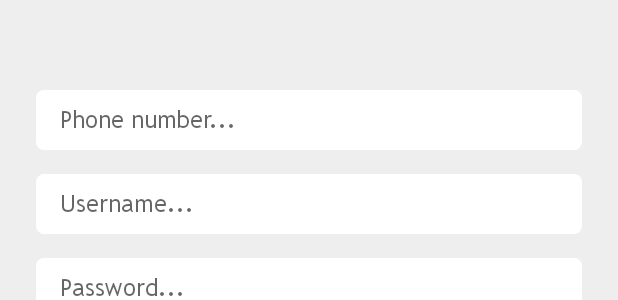
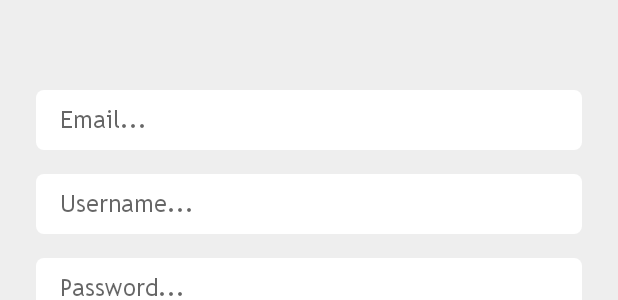
Before and after one commit to thanh-ha-van/pikerFree, an Android app: the layout activity_sign_up.xml on its own in the app's theme, with its tools: preview values and no code run, on a phone screen of 412 x 824 dp. Shown: the part 292-592 px from the top of the screen. Run offline under Robolectric (Android 15) with nearby library versions, the phone set to English and light mode, and no system bars.

Commit message:
add auth, login, registation with email on firebase.

```diff
--- a/app/build.gradle
+++ b/app/build.gradle
@@ -1,5 +1,5 @@
 apply plugin: 'com.android.application'
-
+apply plugin: 'com.google.gms.google-services'
 android {
     compileSdkVersion 25
     buildToolsVersion "26.0.1"
@@ -34,11 +34,13 @@ dependencies {
         exclude group: 'com.android.support', module: 'support-annotations'
     })
 
+    compile 'com.google.android.gms:play-services-gcm:9.0.0'
+    compile 'com.google.firebase:firebase-auth:9.0.0'
+    compile 'com.google.firebase:firebase-messaging:9.0.0'
     compile 'com.android.support:appcompat-v7:25.3.1'
     compile 'com.android.support:design:25.3.1'
     compile 'com.android.support.constraint:constraint-layout:1.0.0-alpha7'
     compile 'com.android.support:recyclerview-v7:25.3.1'
-    compile 'com.google.firebase:firebase-messaging:9.0.2'
     compile 'com.squareup.retrofit:retrofit:2.0.0-beta1'
     compile 'com.squareup.retrofit:converter-gson:2.0.0-beta1'
     compile 'com.jakewharton:butterknife:8.5.1'
--- a/app/src/main/AndroidManifest.xml
+++ b/app/src/main/AndroidManifest.xml
@@ -22,13 +22,13 @@
         </activity>
         <activity android:name=".activities.newPostActivity.NewPostActivity" />
         <activity android:name=".activities.login.LoginActivity" >
-        </activity>
-        <activity android:name=".activities.signup.SignUpActivity">
             <intent-filter>
                 <action android:name="android.intent.action.MAIN" />
                 <category android:name="android.intent.category.LAUNCHER" />
             </intent-filter>
         </activity>
+        <activity android:name=".activities.signup.SignUpActivity">
+        </activity>
     </application>
 
 </manifest>
--- a/app/src/main/res/layout/activity_new_post.xml
+++ b/app/src/main/res/layout/activity_new_post.xml
@@ -58,7 +58,7 @@
             android:padding="@dimen/item_padding_small" />
 
         <ha.thanh.pikerfree.customviews.CustomTextView
-            android:id="@+id/btn_sign_up"
+            android:id="@+id/btn_log_up"
             android:layout_width="200dp"
             android:layout_height="40dp"
             android:layout_margin="10dp"
--- a/app/src/main/res/layout/activity_sign_up.xml
+++ b/app/src/main/res/layout/activity_sign_up.xml
@@ -35,31 +35,30 @@
         android:padding="16dp">
 
         <ha.thanh.pikerfree.customviews.CustomEditText
-            android:id="@+id/tv_phone"
+            android:id="@+id/et_email"
             android:layout_width="match_parent"
             android:layout_height="40dp"
             android:layout_margin="8dp"
             android:background="@drawable/plate"
-            android:hint="@string/input_phone"
-            android:inputType="phone"
+            android:hint="@string/input_email"
+            android:inputType="textEmailAddress"
             android:paddingLeft="16dp"
             android:paddingRight="16dp"
             android:textSize="16sp" />
 
         <ha.thanh.pikerfree.customviews.CustomEditText
-            android:id="@+id/tv_user"
+            android:id="@+id/et_username"
             android:layout_width="match_parent"
             android:layout_height="40dp"
             android:layout_margin="8dp"
             android:background="@drawable/plate"
             android:hint="@string/input_username"
-            android:inputType="textPassword"
             android:paddingLeft="16dp"
             android:paddingRight="16dp"
             android:textSize="16sp" />
 
         <ha.thanh.pikerfree.customviews.CustomEditText
-            android:id="@+id/tv_pass"
+            android:id="@+id/et_pass"
             android:layout_width="match_parent"
             android:layout_height="40dp"
             android:layout_margin="8dp"
@@ -71,7 +70,7 @@
             android:textSize="16sp" />
 
         <ha.thanh.pikerfree.customviews.CustomEditText
-            android:id="@+id/tv_pass_confirm"
+            android:id="@+id/et_pass_confirm"
             android:layout_width="match_parent"
             android:layout_height="40dp"
             android:layout_margin="8dp"
@@ -83,7 +82,7 @@
             android:textSize="16sp" />
 
         <ha.thanh.pikerfree.customviews.CustomTextView
-            android:id="@+id/btn_sign_in"
+            android:id="@+id/btn_sign_up"
             android:layout_width="200dp"
             android:layout_height="40dp"
             android:layout_margin="8dp"
@@ -101,7 +100,7 @@
             android:textSize="16sp" />
 
         <ha.thanh.pikerfree.customviews.CustomTextView
-            android:id="@+id/btn_sign_up"
+            android:id="@+id/btn_log_in"
             android:layout_width="200dp"
             android:layout_height="40dp"
             android:layout_margin="5dp"
--- a/app/src/main/res/values/strings.xml
+++ b/app/src/main/res/values/strings.xml
@@ -23,6 +23,7 @@
     <!-- for login/out/ sign ... -->
     <string name="input_username">Username...</string>
     <string name="input_phone">Phone number...</string>
+    <string name="input_email">Email...</string>
     <string name="password">Password...</string>
     <string name="password_confirm">Confirm password...</string>
     <string name="login">Log in</string>
@@ -30,6 +31,8 @@
     <string name="dont_have_account">Don\'t have an account? just sign up</string>
     <string name="already_have_an_account">Already have an account? just log in</string>
     <string name="forgot_password">Forgot password</string>
+    <string name="minimum_password">Password must at least 6 characters</string>
+    <string name="auth_failed">Sorry! Auth failed.</string>
     <!-- for status of post -->
 
     <string name="status_open">Opening</string>
--- a/build.gradle
+++ b/build.gradle
@@ -6,7 +6,7 @@ buildscript {
     }
     dependencies {
         classpath 'com.android.tools.build:gradle:2.3.1'
-
+        classpath 'com.google.gms:google-services:3.1.0'
         // NOTE: Do not place your application dependencies here; they belong
         // in the individual module build.gradle files
     }
```
Also changed, not shown: app/src/main/java/ha/thanh/pikerfree/activities/login/LoginActivity.java (+89 -0 lines), app/src/main/java/ha/thanh/pikerfree/activities/signup/SignUpActivity.java (+65 -0 lines), app/src/main/res/layout/activity_login.xml (+4 -4 lines), 1 other file.
